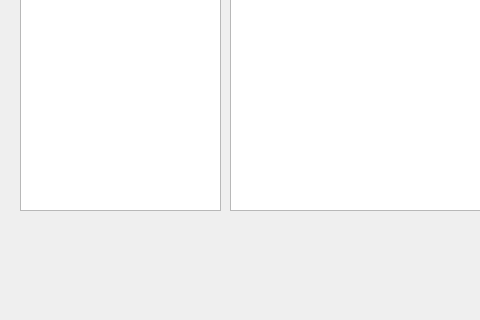
Before: the Qt Designer form SSP_Editor/SSP_Editor/SSP_Editor.ui in Chringo/SSP_Editor, drawn with Qt 5; both pictures show x 0 to 480 and y 426 to 746 of the 1122 by 746 pixel window.
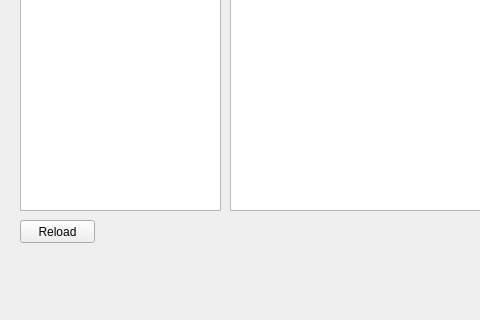
After: the same form once the commit is applied.

Diff of the .ui file:
```diff
--- a/SSP_Editor/SSP_Editor/SSP_Editor.ui
+++ b/SSP_Editor/SSP_Editor/SSP_Editor.ui
@@ -73,6 +73,19 @@
      <string>Attributes</string>
     </property>
    </widget>
+   <widget class="QPushButton" name="pushButton">
+    <property name="geometry">
+     <rect>
+      <x>20</x>
+      <y>610</y>
+      <width>75</width>
+      <height>23</height>
+     </rect>
+    </property>
+    <property name="text">
+     <string>Reload</string>
+    </property>
+   </widget>
   </widget>
   <widget class="QMenuBar" name="menuBar">
    <property name="geometry">
```
Left out of the diff: 19 changed lines with no effect on the pictures.
